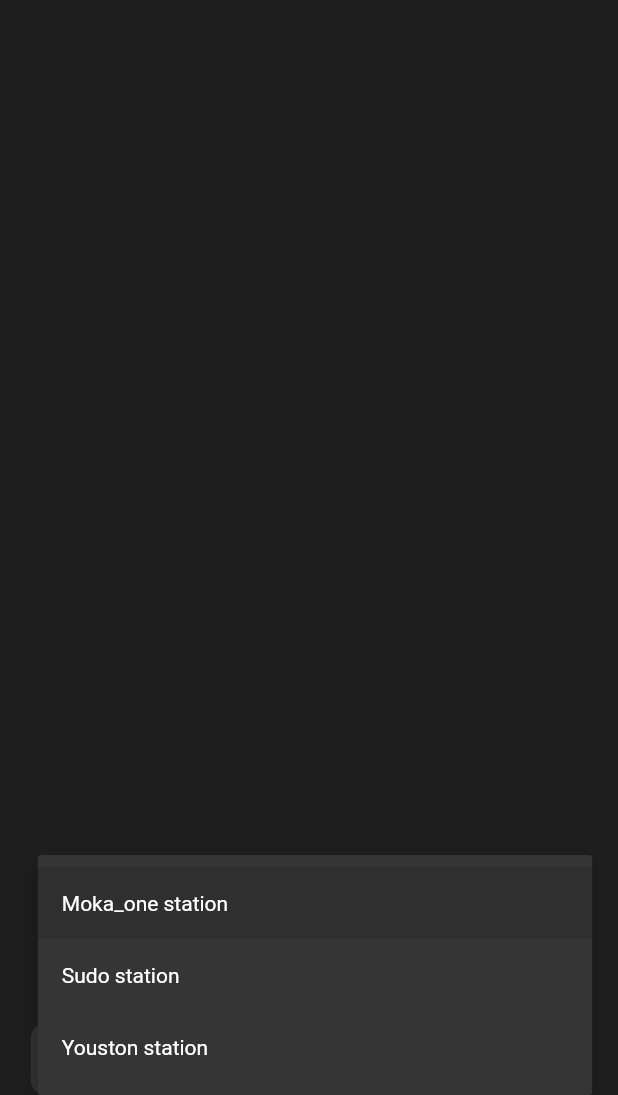
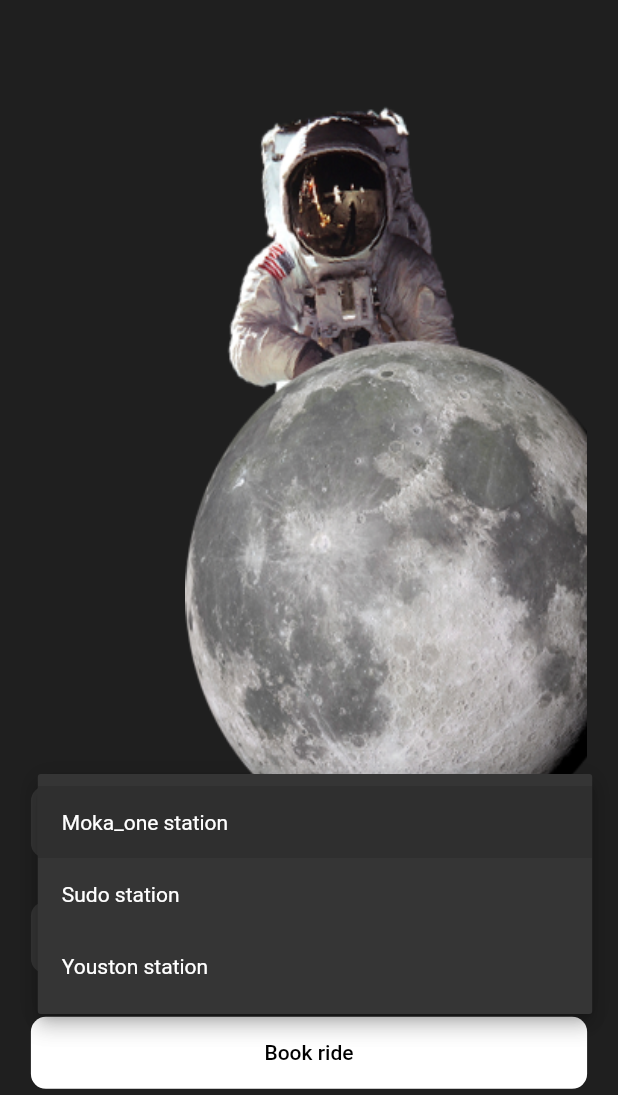
Before and after one commit to sudo-001/goMoonApp, a Flutter app: the screen it shows after launch, after a tap on "Moka_one station", on a phone screen of 412 x 824 dp, the part 141-1236 px from its top. Run offline on Flutter 3.47's test engine with Material 2 defaults, Android fonts, the phone set to English and light mode, and no system bars.

Commit message:
Ajout du widget Stack, et positionnement des différents widgets développés

```diff
--- a/lib/pages/home_page.dart
+++ b/lib/pages/home_page.dart
@@ -1,4 +1,5 @@
 import 'package:flutter/material.dart';
+import 'package:go_moon/widgets/custom_dropdown_button.dart';
 
 class HomePage extends StatelessWidget {
   late double _deviceHeight, _deviceWidth;
@@ -16,11 +17,25 @@ class HomePage extends StatelessWidget {
         height: _deviceHeight,
         width: _deviceWidth,
         padding: EdgeInsets.symmetric(horizontal: _deviceWidth * 0.05),
-        child: Column(
-          mainAxisAlignment: MainAxisAlignment.spaceBetween,
-          mainAxisSize: MainAxisSize.max,
-          crossAxisAlignment: CrossAxisAlignment.start,
-          children: [_pageTitle(), _destinationDropDownWidget()],
+        // child: Column(
+        //   mainAxisAlignment: MainAxisAlignment.spaceBetween,
+        //   mainAxisSize: MainAxisSize.max,
+        //   crossAxisAlignment: CrossAxisAlignment.start,
+        //   children: [_pageTitle(), _astroImageWidget(), _bookRideWidget()],
+        // ),
+        child: Stack(
+          children: [
+            Align(
+              alignment: Alignment.centerRight,
+              child: _astroImageWidget(),
+            ),
+            Column(
+              mainAxisAlignment: MainAxisAlignment.spaceBetween,
+              mainAxisSize: MainAxisSize.max,
+              crossAxisAlignment: CrossAxisAlignment.start,
+              children: [_pageTitle(), _bookRideWidget()],
+            ),
+          ],
         ),
       ),
     ));
@@ -39,6 +54,8 @@ class HomePage extends StatelessWidget {
 
   Widget _astroImageWidget() {
     return Container(
+      width: _deviceWidth * 0.65,
+      height: _deviceHeight * 0.60,
       decoration: const BoxDecoration(
         image: DecorationImage(
             fit: BoxFit.fill,
@@ -48,30 +65,55 @@ class HomePage extends StatelessWidget {
   }
 
   Widget _destinationDropDownWidget() {
-    List<String> _items = [
-      "Moka_one station",
-      "Sudo station",
-      "Youston station"
-    ];
+    return CustomDropDownButtonClass(
+        values: const ["Moka_one station", "Sudo station", "Youston station"],
+        width: _deviceWidth);
+  }
 
+  Widget _travellersInformationWidget() {
+    return Row(
+      mainAxisAlignment: MainAxisAlignment.spaceBetween,
+      mainAxisSize: MainAxisSize.max,
+      crossAxisAlignment: CrossAxisAlignment.center,
+      children: [
+        CustomDropDownButtonClass(
+            values: const ["1", "2", "3", "4"], width: _deviceWidth * 0.45),
+        CustomDropDownButtonClass(
+            values: const ["Economy", "Business", "First", "Private"],
+            width: _deviceWidth * 0.40)
+      ],
+    );
+  }
+
+  Widget _bookRideWidget() {
     return Container(
-      padding: EdgeInsets.symmetric(horizontal: _deviceWidth * 0.05),
+      height: _deviceHeight * 0.25,
+      child: Column(
+        mainAxisAlignment: MainAxisAlignment.spaceBetween,
+        crossAxisAlignment: CrossAxisAlignment.center,
+        children: [
+          _destinationDropDownWidget(),
+          _travellersInformationWidget(),
+          _rideButton(),
+        ],
+      ),
+    );
+  }
+
+  Widget _rideButton() {
+    return Container(
+      margin: EdgeInsets.only(bottom: _deviceHeight * 0.005),
+      decoration: BoxDecoration(
+        color: Colors.white,
+        borderRadius: BorderRadius.circular(10.0),
+      ),
       width: _deviceWidth,
-      decoration: BoxDecoration(
-          color: const Color.fromRGBO(53, 53, 53, 1.0),
-          borderRadius: BorderRadius.circular(10)),
-      child: DropdownButton(
-        underline: Container(),
-        dropdownColor: const Color.fromRGBO(53, 53, 53, 1.0),
-        style: const TextStyle(color: Colors.white),
-        value: _items.first,
-        onChanged: (value) {},
-        items: _items.map((e) {
-          return DropdownMenuItem(
-            value: e,
-            child: Text(e),
-          );
-        }).toList(),
+      child: MaterialButton(
+        onPressed: () {},
+        child: const Text(
+          "Book ride",
+          style: TextStyle(color: Colors.black),
+        ),
       ),
     );
   }
--- /dev/null
+++ b/lib/widgets/custom_dropdown_button.dart
@@ -0,0 +1,33 @@
+import 'package:flutter/material.dart';
+
+class CustomDropDownButtonClass extends StatelessWidget {
+  List<String> values;
+  double width;
+
+  CustomDropDownButtonClass(
+      {super.key, required this.values, required this.width});
+
+  @override
+  Widget build(BuildContext context) {
+    return Container(
+      padding: EdgeInsets.symmetric(horizontal: width * 0.05),
+      width: width,
+      decoration: BoxDecoration(
+          color: const Color.fromRGBO(53, 53, 53, 1.0),
+          borderRadius: BorderRadius.circular(10)),
+      child: DropdownButton(
+        underline: Container(),
+        dropdownColor: const Color.fromRGBO(53, 53, 53, 1.0),
+        style: const TextStyle(color: Colors.white),
+        value: values.first,
+        onChanged: (value) {},
+        items: values.map((e) {
+          return DropdownMenuItem(
+            value: e,
+            child: Text(e),
+          );
+        }).toList(),
+      ),
+    );
+  }
+}
```
